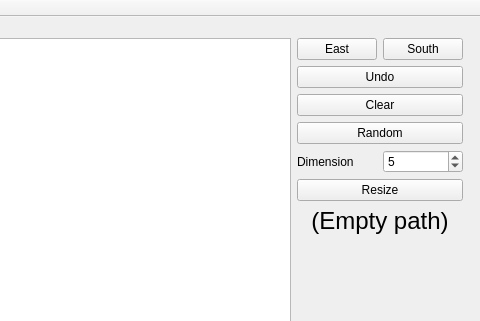
Before: the Qt Designer form catwindow.ui in cstratopoulos/CatExp, drawn with Qt 5; both pictures show x 257 to 737 and y 0 to 321 of the 737 by 692 pixel window.
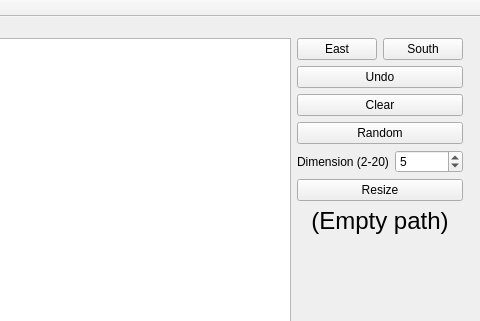
After: the same form once the commit is applied.

Commit message: fixed resize focus issue

```diff
--- a/catwindow.ui
+++ b/catwindow.ui
@@ -114,7 +114,7 @@
            <item>
             <widget class="QLabel" name="dimLabel">
              <property name="text">
-              <string>Dimension</string>
+              <string>Dimension (2-20)</string>
              </property>
             </widget>
            </item>
@@ -129,8 +129,11 @@
              <property name="keyboardTracking">
               <bool>false</bool>
              </property>
+             <property name="minimum">
+              <number>1</number>
+             </property>
              <property name="maximum">
-              <number>19</number>
+              <number>20</number>
              </property>
              <property name="value">
               <number>5</number>
```
Left out of the diff: 24 changed lines with no effect on the pictures. The commit also changes 2 other files.
